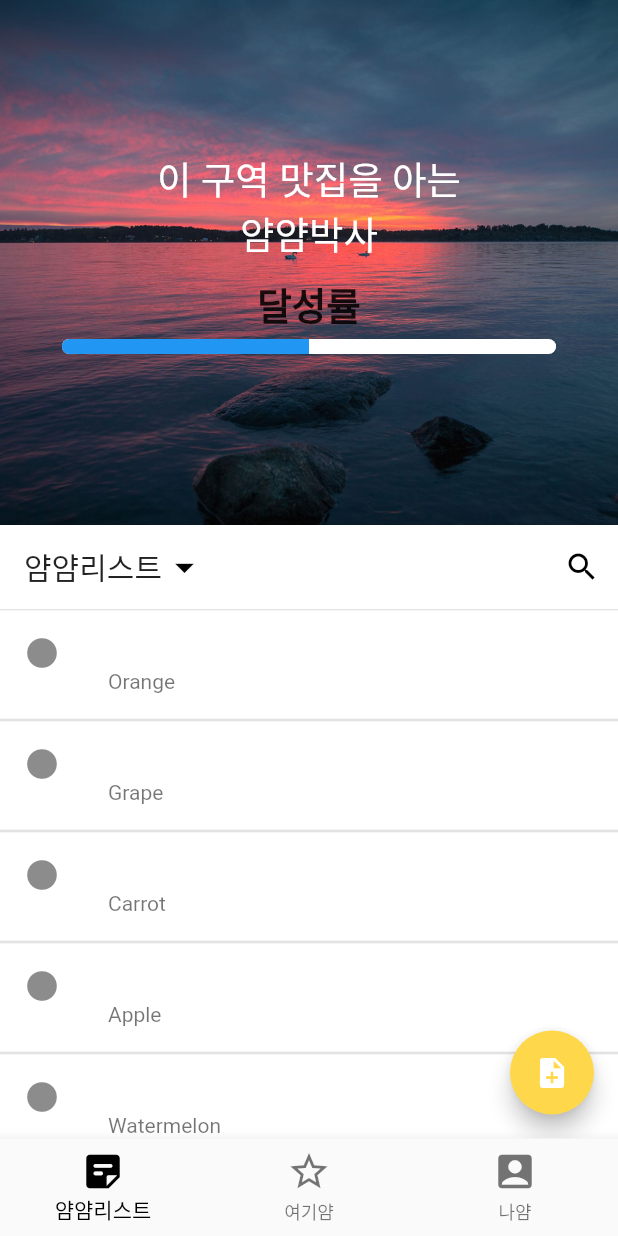
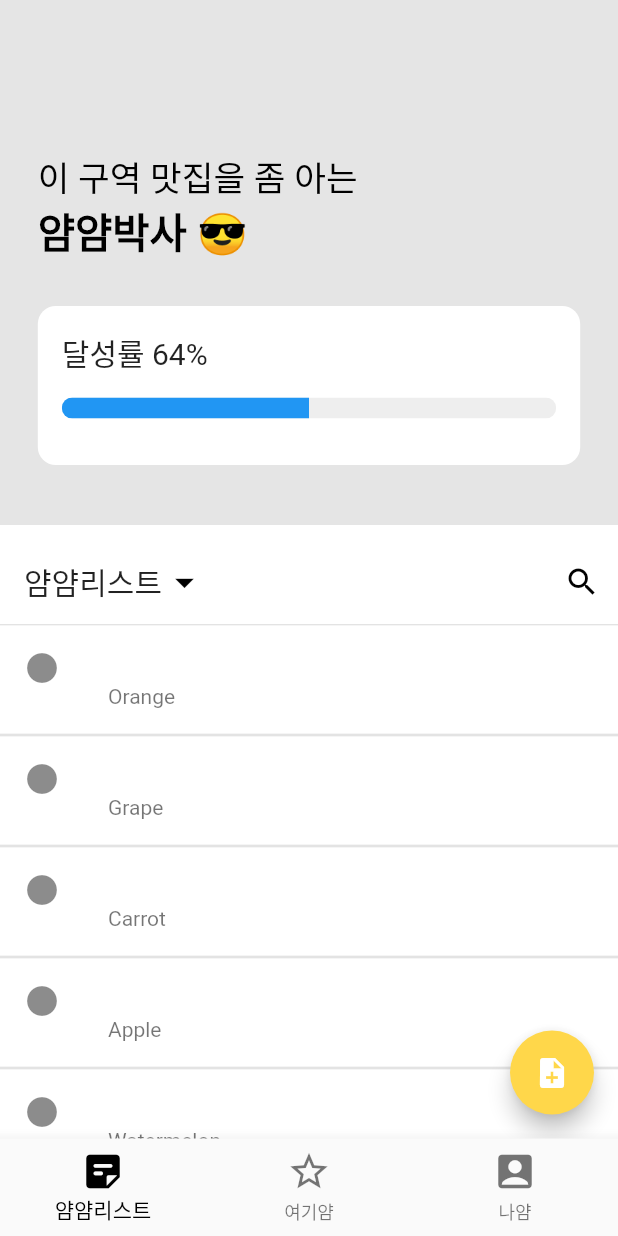
Before and after one commit to dcide6/mucketList_ui, a Flutter app: the screen it shows after launch, on a phone screen of 412 x 824 dp. Run offline on Flutter 3.47's test engine with Material 2 defaults, Android fonts, the phone set to English and light mode, and no system bars; drawn by our look-alikes of flutter_slidable; our stand-ins replace get, sensors; missing offline and left inert: shake.

Commit message:
again update sliverappbar

```diff
--- a/lib/screens/list_screen.dart
+++ b/lib/screens/list_screen.dart
@@ -60,11 +60,24 @@ class _ListScreenState extends State<ListScreen> {
               ),
             ),
             SliverAppBar(
+              toolbarHeight: 10,
+              primary: false,
+              floating: false,
+              pinned: true,
+              brightness: Brightness.light,
+              elevation: 0.0,
+              flexibleSpace: Container(
+                decoration: BoxDecoration(color: Colors.white),
+              ),
+            ),
+            SliverAppBar(
               elevation: 0.5,
               pinned: true,
               backgroundColor: Colors.white,
               flexibleSpace: FlexibleSpaceBar(
-                  title: _buildAppBar(), titlePadding: EdgeInsets.all(0.0)),
+                title: _buildAppBar(),
+                titlePadding: EdgeInsets.all(0.0),
+              ),
             ),
             renderSliverList()
           ],
@@ -103,7 +116,10 @@ class _ListScreenState extends State<ListScreen> {
           },
           child: Row(
             children: [
-              Text(currentMenu),
+              Text(
+                currentMenu,
+                style: TextStyle(fontSize: 20.0),
+              ),
               Icon(
                 Icons.arrow_drop_down_outlined,
                 size: 30,
@@ -199,13 +215,13 @@ class _ListScreenState extends State<ListScreen> {
         shadowColor: Colors.grey,
         elevation: 3,
         shape: RoundedRectangleBorder(
-          borderRadius: BorderRadius.circular(32),
+          borderRadius: BorderRadius.circular(12),
         ),
         color: Colors.yellow[200],
         child: Container(
           width: size.width,
           child: Padding(
-            padding: const EdgeInsets.all(25.0),
+            padding: const EdgeInsets.all(30.0),
             child: MyListCard(
               listDescription: "이 구역 맛집을 아는",
               listGrade: "얌얌박사",
--- a/lib/widgets/home_flexiable_appbar.dart
+++ b/lib/widgets/home_flexiable_appbar.dart
@@ -1,5 +1,6 @@
 import 'package:flutter/material.dart';
 import 'package:mklistui/constants/screen_size.dart';
+import 'dart:ui';
 
 class HomeFlexibleAppBar extends StatelessWidget {
   final double appBarHeight = 66.0;
@@ -18,51 +19,61 @@ class HomeFlexibleAppBar extends StatelessWidget {
             ),
             Container(
               child: Column(
-                mainAxisAlignment: MainAxisAlignment.start,
+                crossAxisAlignment: CrossAxisAlignment.start,
                 children: [
                   Container(
                     child: Text(
-                      "이 구역 맛집을 아는",
+                      "이 구역 맛집을 좀 아는",
                       style: TextStyle(
-                        fontSize: 25.0,
-                        color: Colors.white,
+                        fontSize: 23.0,
+                        color: Colors.black,
                       ),
                     ),
                   ),
                   Container(
                     child: Text(
-                      "얌얌박사",
+                      "얌얌박사 😎 ",
                       style: TextStyle(
-                        fontSize: 25.0,
-                        color: Colors.white,
+                        fontSize: 27.0,
+                        color: Colors.black,
+                        fontWeight: FontWeight.bold,
                       ),
                     ),
                   ),
                   SizedBox(
-                    height: 10.0,
+                    height: 30.0,
                   ),
-                  Column(
+                  Container(
+                    padding: EdgeInsets.all(16.0),
+                    decoration: BoxDecoration(
+                      color: Colors.white,
+                      borderRadius: BorderRadius.all(
+                        Radius.circular(12),
+                      ),
+                    ),
+                    child: Column(
+                      crossAxisAlignment: CrossAxisAlignment.start,
                       children: <Widget>[
                         Text(
-                        '달성률',
+                          '달성률 64%',
                           style: TextStyle(
-                          fontWeight: FontWeight.bold,
-                          fontSize: 25.0,
+                            fontSize: 20.0,
                           ),
                         ),
                         Container(
-                        margin: EdgeInsets.symmetric(vertical: 5),
+                          margin: EdgeInsets.symmetric(vertical: 15),
                           width: size.width * 0.8,
-                        height: 10,
+                          height: 14,
                           child: ClipRRect(
-                          borderRadius: BorderRadius.all(Radius.circular(15)),
+                            borderRadius: BorderRadius.all(Radius.circular(14)),
                             child: LinearProgressIndicator(
                               value: 0.5,
-                            backgroundColor: Colors.white,
+                              backgroundColor: Colors.grey[200],
                             ),
                           ),
                         ),
                       ],
+                    ),
                   ),
                 ],
               ),
```
Also changed, not shown: assets/bg2.jpg. Lines whose indentation alone changed are shown as unchanged.
